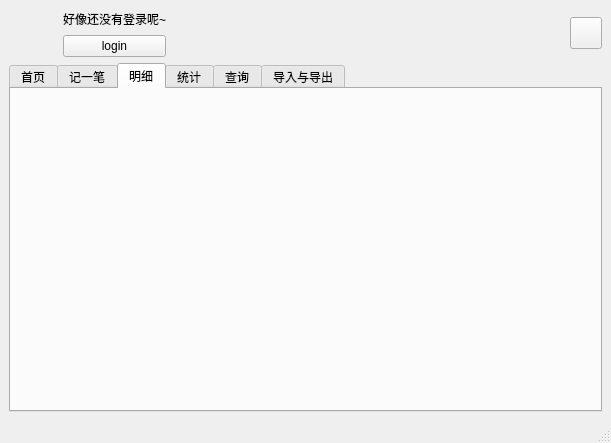
Qt form ui/oopcash_mainwindow.ui (Harry-Chen/OOP-Cash) before a commit.
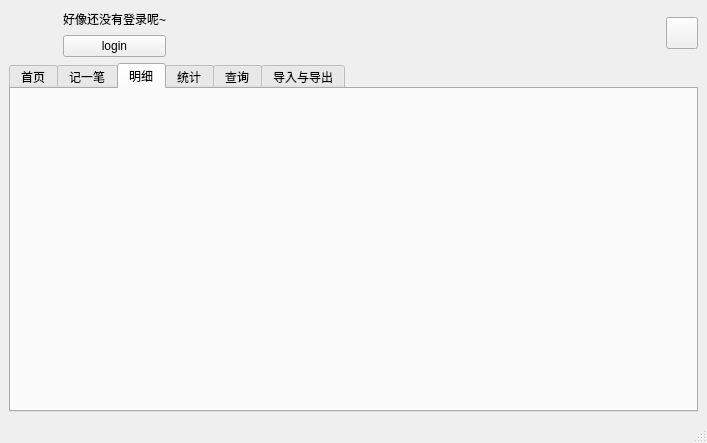
The same form after that commit. The open tabs and pages were chosen to show the change. Icons and pictures are not drawn.

What changed in the file:
```diff
--- a/ui/oopcash_mainwindow.ui
+++ b/ui/oopcash_mainwindow.ui
@@ -6,7 +6,7 @@
    <rect>
     <x>0</x>
     <y>0</y>
-    <width>611</width>
+    <width>707</width>
     <height>443</height>
    </rect>
   </property>
```
Left out of the diff: 4 changed lines with no effect on the pictures.
